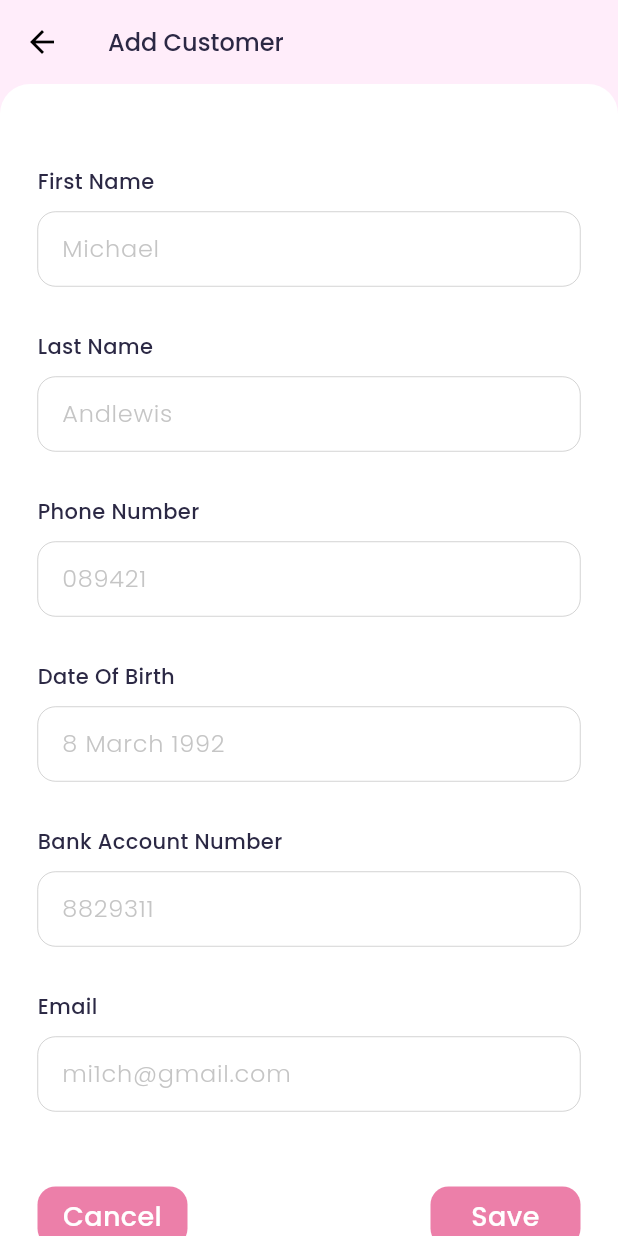
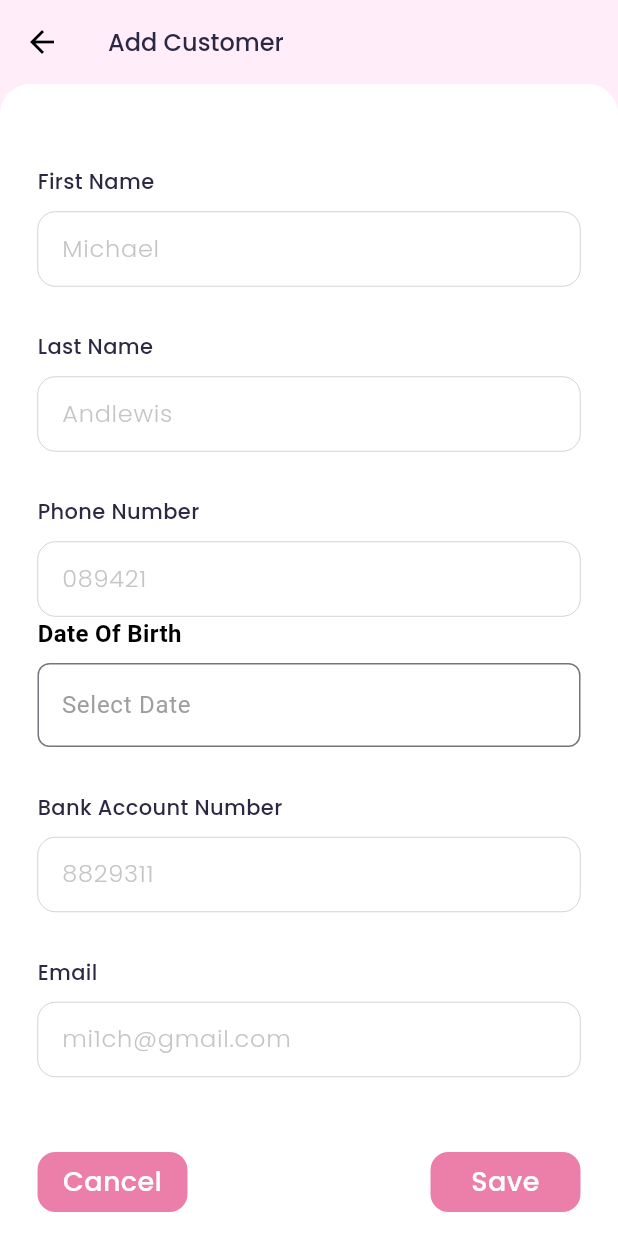
Before and after one commit to dwirzkid/flutter-crud, a Flutter app: the AddCustomerView screen opened by its route, on a phone screen of 412 x 824 dp. Run offline on Flutter 3.47's test engine with Material 3 defaults, Android fonts, the phone set to English and light mode, and no system bars; our stand-ins replace google_fonts.

```diff
--- a/lib/view/add_customer_view.dart
+++ b/lib/view/add_customer_view.dart
@@ -1,4 +1,5 @@
 import 'package:crud_project_1/theme.dart';
+import 'package:crud_project_1/view/widgets/custom_date_picker_field.dart';
 import 'package:crud_project_1/view/widgets/custom_form_field.dart';
 import 'package:flutter/material.dart';
 
@@ -7,6 +8,8 @@ class AddCustomerView extends StatelessWidget {
 
   @override
   Widget build(BuildContext context) {
+    final TextEditingController dateController = TextEditingController();
+
     PreferredSizeWidget header() {
       return AppBar(
         backgroundColor: Color(0xffFFEDFA),
@@ -109,10 +112,10 @@ class AddCustomerView extends StatelessWidget {
               labelText: 'Phone Number',
               hintText: '089421',
             ),
-            CustomFormField(
-              labelText: 'Date Of Birth',
-              hintText: '8 March 1992',
-            ),
+            CustomDatePickerField(
+                labelText: 'Date Of Birth',
+                hintText: 'Select Date',
+                controller: dateController),
             CustomFormField(
               labelText: 'Bank Account Number',
               hintText: '8829311',
```
Also changed, not shown: lib/view/widgets/custom_date_picker_field.dart (renamed from lib/view/widgets/custom_date_pricker_field.dart).
